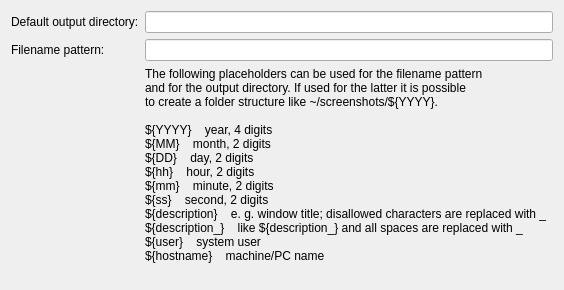
KDE/kreenshot-editor, file src/lib/kreenshoteditor/ui/settings/pageoutput.ui: the form before one commit.
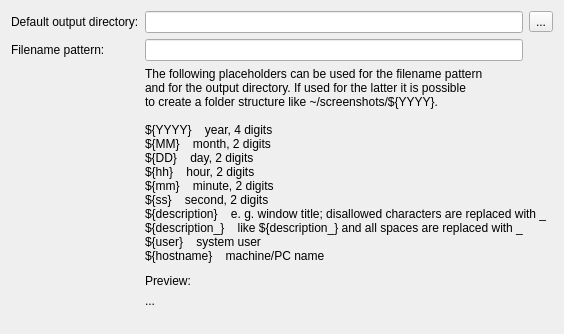
The form after the commit.

The edit to the form file:
```diff
--- a/src/lib/kreenshoteditor/ui/settings/pageoutput.ui
+++ b/src/lib/kreenshoteditor/ui/settings/pageoutput.ui
@@ -7,7 +7,7 @@
     <x>0</x>
     <y>0</y>
     <width>564</width>
-    <height>290</height>
+    <height>334</height>
    </rect>
   </property>
   <property name="windowTitle">
@@ -34,7 +34,7 @@
    <item row="1" column="1">
     <widget class="QLineEdit" name="lineEdit_2"/>
    </item>
-   <item row="3" column="1">
+   <item row="6" column="1">
     <spacer name="verticalSpacer">
      <property name="orientation">
       <enum>Qt::Vertical</enum>
@@ -47,7 +47,44 @@
      </property>
     </spacer>
    </item>
-   <item row="2" column="1">
+   <item row="4" column="1">
+    <widget class="QLabel" name="label_4">
+     <property name="text">
+      <string>Preview:</string>
+     </property>
+    </widget>
+   </item>
+   <item row="5" column="1">
+    <widget class="QLabel" name="labelPreview">
+     <property name="text">
+      <string>...</string>
+     </property>
+    </widget>
+   </item>
+   <item row="3" column="1">
+    <spacer name="verticalSpacer_2">
+     <property name="orientation">
+      <enum>Qt::Vertical</enum>
+     </property>
+     <property name="sizeType">
+      <enum>QSizePolicy::Fixed</enum>
+     </property>
+     <property name="sizeHint" stdset="0">
+      <size>
+       <width>20</width>
+       <height>5</height>
+      </size>
+     </property>
+    </spacer>
+   </item>
+   <item row="0" column="2">
+    <widget class="QToolButton" name="toolButtonChooseDirectory">
+     <property name="text">
+      <string>...</string>
+     </property>
+    </widget>
+   </item>
+   <item row="2" column="1" colspan="2">
     <widget class="QLabel" name="label_3">
      <property name="text">
       <string>The following placeholders can be used for the filename pattern
@@ -63,8 +100,7 @@
 ${description}    e. g. window title; disallowed characters are replaced with _
 ${description_}    like ${description_} and all spaces are replaced with _
 ${user}    system user
-${hostname}    machine/PC name
-</string>
+${hostname}    machine/PC name</string>
      </property>
     </widget>
    </item>
```
Left out of the diff: 4 changed lines with no effect on the pictures.
